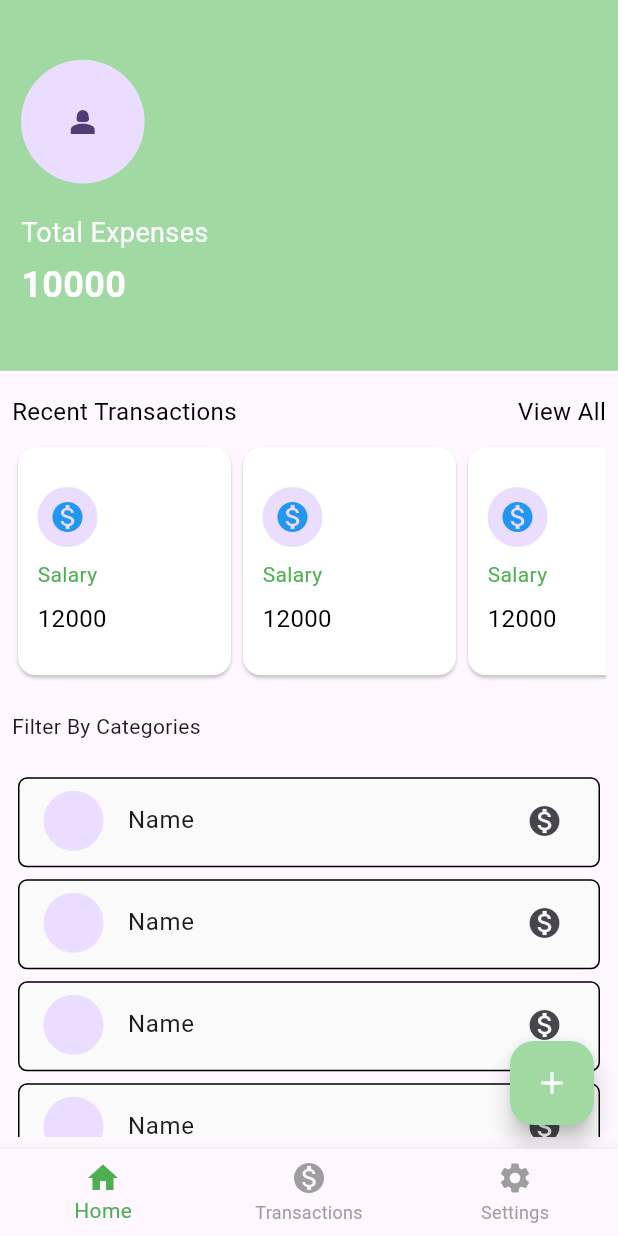
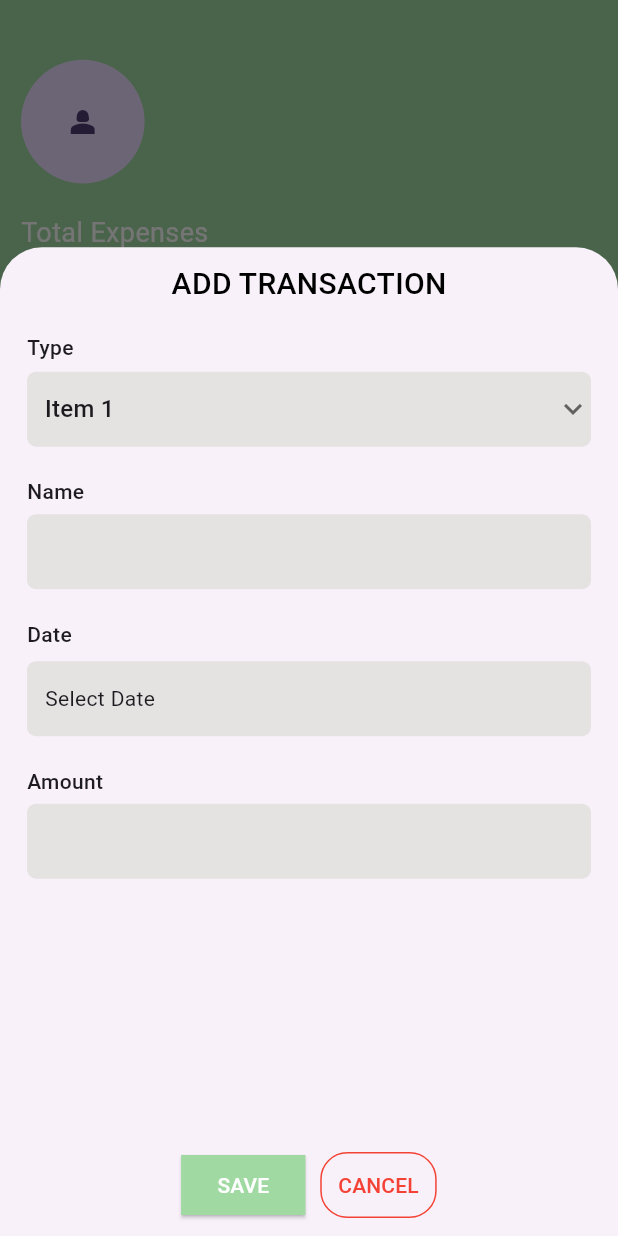
Before and after one commit to Ajmalnk1836/PocketPlanner, a Flutter app: the screen it shows after launch, after a tap on the "add" icon, on a phone screen of 412 x 824 dp. Run offline on Flutter 3.47's test engine with Material 3 defaults, Android fonts, the phone set to English and light mode, and no system bars.

Commit message:
add transaction done

```diff
--- a/lib/Utils/text_style.dart
+++ b/lib/Utils/text_style.dart
@@ -1,6 +1,8 @@
 import 'package:flutter/material.dart';
 
 class PocketPlannerStyle {
+  static const TextStyle AddTransactionHeadingTextSize =
+      TextStyle(fontWeight: FontWeight.w500);
   static const TextStyle normalTextSize = TextStyle(
     fontSize: 18,
     color: Colors.white,
--- /dev/null
+++ b/lib/screens/home_screen/components/add_transaction.dart
@@ -0,0 +1,197 @@
+import 'package:flutter/material.dart';
+import 'package:pocketplanner/Utils/Colors.dart';
+import 'package:pocketplanner/Utils/mediaquery.dart';
+import 'package:pocketplanner/Utils/text_style.dart';
+
+// ignore: camel_case_types
+class transactionAdd extends StatefulWidget {
+  const transactionAdd({
+    super.key,
+  });
+
+  @override
+  State<transactionAdd> createState() => _transactionAddState();
+}
+
+// ignore: camel_case_types
+class _transactionAddState extends State<transactionAdd> {
+  // Initial Selected Value
+  String dropdownvalue = 'Item 1';
+
+  // List of items in our dropdown menu
+  var items = [
+    'Item 1',
+    'Item 2',
+    'Item 3',
+    'Item 4',
+    'Item 5',
+  ];
+  @override
+  Widget build(BuildContext context) {
+    return SizedBox(
+      height: ScreenSize.screenHeight(context, 80),
+      width: double.infinity,
+      child: Padding(
+        padding: EdgeInsets.symmetric(horizontal: 18.0),
+        child: Column(
+          mainAxisAlignment: MainAxisAlignment.start,
+          crossAxisAlignment: CrossAxisAlignment.start,
+          children: <Widget>[
+            const SizedBox(
+              height: 10,
+            ),
+            const Align(
+              alignment: Alignment.center,
+              child: Text(
+                'ADD TRANSACTION',
+                style: TextStyle(
+                    color: Colors.black,
+                    fontSize: 20,
+                    fontWeight: FontWeight.w500),
+              ),
+            ),
+            const SizedBox(
+              height: 18,
+            ),
+            const Text(
+              "Type",
+              style: PocketPlannerStyle.AddTransactionHeadingTextSize,
+            ),
+            const SizedBox(
+              height: 6,
+            ),
+            Container(
+              decoration: BoxDecoration(
+                  color: const Color.fromARGB(255, 229, 226, 226),
+                  borderRadius: BorderRadius.circular(6)),
+              height: 50,
+              width: double.infinity,
+              child: DropdownButtonHideUnderline(
+                child: DropdownButton(
+                  value: dropdownvalue,
+
+                  icon: const Icon(
+                    Icons.keyboard_arrow_down,
+                  ),
+
+                  items: items.map((String items) {
+                    return DropdownMenuItem(
+                      value: items,
+                      child: Padding(
+                        padding: const EdgeInsets.symmetric(horizontal: 12.0),
+                        child: Text(
+                          items,
+                        ),
+                      ),
+                    );
+                  }).toList(),
+                  // After selecting the desired option,it will
+                  // change button value to selected value
+                  onChanged: (String? newValue) {
+                    setState(() {
+                      dropdownvalue = newValue!;
+                    });
+                  },
+                ),
+              ),
+            ),
+            const SizedBox(
+              height: 20,
+            ),
+            const Text(
+              "Name",
+              style: PocketPlannerStyle.AddTransactionHeadingTextSize,
+            ),
+            const SizedBox(height: 5),
+            Container(
+                padding: const EdgeInsets.only(left: 10),
+                height: 50,
+                decoration: BoxDecoration(
+                    color: const Color.fromARGB(255, 229, 226, 226),
+                    borderRadius: BorderRadius.circular(6)),
+                child: const TextField(
+                  decoration: InputDecoration(border: InputBorder.none),
+                )),
+            const SizedBox(
+              height: 20,
+            ),
+            const Text(
+              "Date",
+              style: PocketPlannerStyle.AddTransactionHeadingTextSize,
+            ),
+            const SizedBox(
+              height: 8,
+            ),
+            Container(
+              height: 50,
+              decoration: BoxDecoration(
+                  color: const Color.fromARGB(255, 229, 226, 226),
+                  borderRadius: BorderRadius.circular(6)),
+              width: double.infinity,
+              child: const Padding(
+                padding:
+                    const EdgeInsets.symmetric(vertical: 15.0, horizontal: 12),
+                child: Text(
+                  "Select Date",
+                ),
+              ),
+            ),
+            const SizedBox(
+              height: 20,
+            ),
+            const Text(
+              "Amount",
+              style: PocketPlannerStyle.AddTransactionHeadingTextSize,
+            ),
+            const SizedBox(height: 5),
+            Container(
+                padding: const EdgeInsets.only(left: 10),
+                height: 50,
+                decoration: BoxDecoration(
+                    color: const Color.fromARGB(255, 229, 226, 226),
+                    borderRadius: BorderRadius.circular(6)),
+                child: const TextField(
+                  decoration: InputDecoration(border: InputBorder.none),
+                )),
+            const Spacer(),
+            Row(mainAxisAlignment: MainAxisAlignment.center, children: [
+              ElevatedButton(
+                  style: ButtonStyle(
+                    foregroundColor:
+                        WidgetStateProperty.all<Color>(Colors.white),
+                    backgroundColor: WidgetStateProperty.all<Color>( PocketPlannerColors.defaultGreenColor),
+                    shape: WidgetStateProperty.all<RoundedRectangleBorder>(
+                      const RoundedRectangleBorder(
+                        borderRadius: BorderRadius.zero,
+                        side: BorderSide(
+                            color: PocketPlannerColors.defaultGreenColor),
+                      ),
+                    ),
+                  ),
+                  onPressed: () => null,
+                  child: Text("Save".toUpperCase(),
+                      style: const TextStyle(fontSize: 14))),
+              const SizedBox(width: 10),
+              TextButton(
+                  style: ButtonStyle(
+                      padding: WidgetStateProperty.all<EdgeInsets>(
+                          const EdgeInsets.all(12)),
+                      foregroundColor:
+                          WidgetStateProperty.all<Color>(Colors.red),
+                      shape: WidgetStateProperty.all<RoundedRectangleBorder>(
+                          RoundedRectangleBorder(
+                              borderRadius: BorderRadius.circular(18.0),
+                              side: const BorderSide(color: Colors.red)))),
+                  onPressed: () => null,
+                  child: Text("Cancel".toUpperCase(),
+                      style: const TextStyle(fontSize: 14))),
+            ]),
+            const SizedBox(
+              height: 10,
+            ),
+          ],
+        ),
+      ),
+    );
+  }
+}
--- a/lib/screens/home_screen/home_screen.dart
+++ b/lib/screens/home_screen/home_screen.dart
@@ -1,6 +1,7 @@
 import 'package:flutter/material.dart';
 import 'package:pocketplanner/Utils/Colors.dart';
 import 'package:pocketplanner/Utils/text_style.dart';
+import 'package:pocketplanner/screens/home_screen/components/add_transaction.dart';
 import 'package:pocketplanner/screens/home_screen/components/profile_section.dart';
 import 'package:pocketplanner/screens/home_screen/components/recent_transations.dart';
 
@@ -12,13 +13,19 @@ class HomeScreen extends StatelessWidget {
     return Scaffold(
       floatingActionButton: FloatingActionButton(
           onPressed: () {
-            //
+            showModalBottomSheet<void>(
+              isScrollControlled: true,
+              context: context,
+              builder: (BuildContext context) {
+                return transactionAdd();
+              },
+            );
           },
-          child: Icon(
+          backgroundColor: PocketPlannerColors.defaultGreenColor,
+          child: const Icon(
             Icons.add,
             color: Colors.white,
-          ),
-          backgroundColor: PocketPlannerColors.defaultGreenColor),
+          )),
       body: SafeArea(
         child: Column(
           mainAxisAlignment: MainAxisAlignment.start,
```
Also changed, not shown: pubspec.lock, 1 other file.
